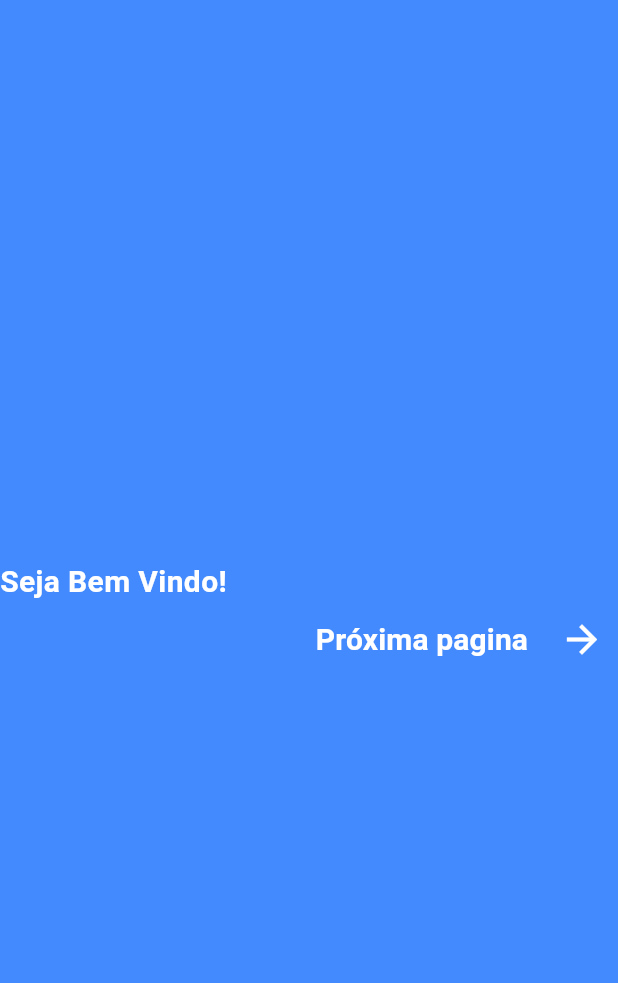
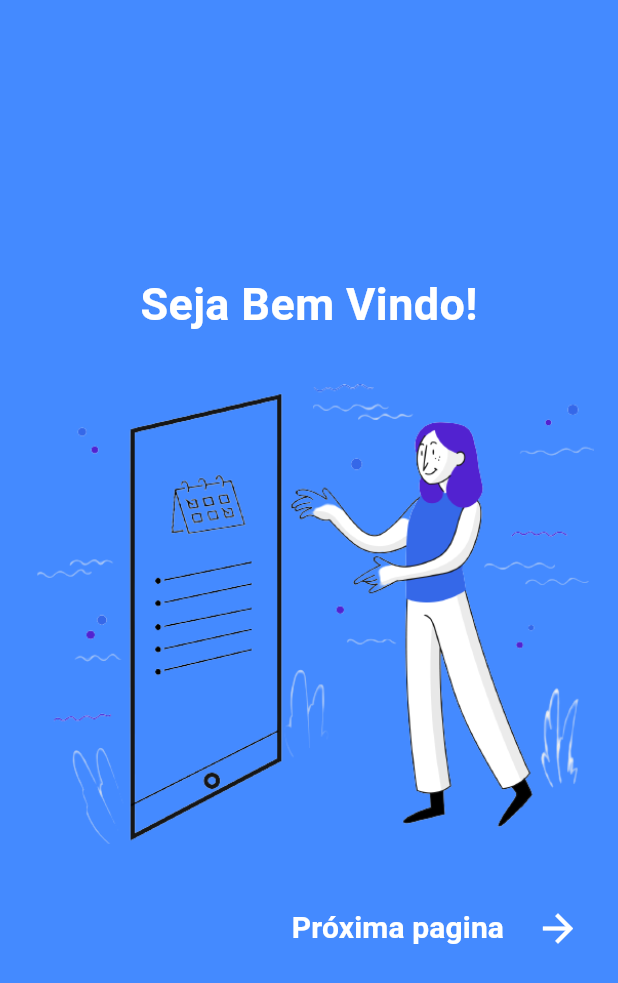
Before and after one commit to gabyferr/agendamento, a Flutter app: the screen it shows after launch, on a phone screen of 412 x 824 dp. Shown: the top 983 px of the screen. Run offline on Flutter 3.47's test engine with Material 2 defaults, Android fonts, the light colour scheme and no system bars; our stand-ins replace cloud_firestore, firebase_core, flutter_modular, rx_notifier; missing offline and left inert: cloud_firestore_platform_interface, cloud_firestore_web, dart_date, firebase_core_web; accounts and stored records are empty.

Commit message:
Alteração nas intro.

```diff
--- a/lib/app/introducao/primeira_introducao_page.dart
+++ b/lib/app/introducao/primeira_introducao_page.dart
@@ -1,30 +1,29 @@
 import 'package:flutter/material.dart';
 import 'package:flutter_modular/flutter_modular.dart';
 
-class PrimeiraIntroPage extends StatefulWidget {
+class PrimeiraIntroPage extends StatelessWidget {
   const PrimeiraIntroPage({super.key});
 
-  @override
-  State<PrimeiraIntroPage> createState() => _PrimeiraIntroPageState();
-}
-
-class _PrimeiraIntroPageState extends State<PrimeiraIntroPage> {
   @override
   Widget build(BuildContext context) {
     return Scaffold(
       backgroundColor: Colors.blueAccent,
       body: Container(
-        child: Center(
+        alignment: Alignment.center,
+        padding: EdgeInsets.all(16),
         child: Wrap(
+          alignment: WrapAlignment.center,
+          runSpacing: 32,
           children: [
-              Text("Seja Bem Vindo!",
+            Text(
+              "Seja Bem Vindo!",
               style: TextStyle(
                 color: Colors.white,
-                    fontSize: 20,
+                fontSize: 30,
                 fontWeight: FontWeight.bold,
               ),
             ),
-              // Card(child: Image.asset('assets/img/img_intro.png') ),
+            Image.asset('assets/img/img_intro.png'),
             Row(
               mainAxisAlignment: MainAxisAlignment.end,
               children: [
@@ -32,7 +31,8 @@ class _PrimeiraIntroPageState extends State<PrimeiraIntroPage> {
                   onPressed: () {
                     Modular.to.navigate("/intro2");
                   },
-                      child: Text("Próxima pagina",
+                  child: Text(
+                    "Próxima pagina",
                     style: TextStyle(
                       color: Colors.white,
                       fontSize: 20,
@@ -40,16 +40,19 @@ class _PrimeiraIntroPageState extends State<PrimeiraIntroPage> {
                     ),
                   ),
                 ),
-                    IconButton(onPressed: () {
+                IconButton(
+                  onPressed: () {
                     Modular.to.navigate("/intro2");
                   },
-                icon: Icon(Icons.arrow_forward), color: Colors.white, iconSize: 30,)
+                  icon: Icon(Icons.arrow_forward),
+                  color: Colors.white,
+                  iconSize: 30,
+                )
               ],
             ),
           ],
         ),
       ),
-      ),
     );
   }
 }
--- a/lib/app/modules/reservas/reserva_model.dart
+++ b/lib/app/modules/reservas/reserva_model.dart
@@ -4,12 +4,13 @@ import 'dart:convert';
 import 'package:cloud_firestore/cloud_firestore.dart';
 
 import 'package:agendamento/app/modules/usuario/usuario_model.dart';
+import 'package:flutter/material.dart';
 
 class ReservaModel {
   int? id;
   UsuarioModel? usuario;
   DateTime? data;
-  Timestamp? hora;
+  TimeOfDay? hora;
 
   ReservaModel({
     this.id,
```
Also changed, not shown: lib/app/introducao/segunda_introducao_page.dart (+20 -17 lines), lib/app/modules/reservas/dados_reserva_page.dart (+5 -8 lines), lib/app/util/date_util.dart (+9 -1 lines), pubspec.yaml (+2 -70 lines), assets/img/img_intro.png (added), assets/img/img_intro2.png (added), pubspec.lock, 1 other file. Lines whose indentation alone changed are shown as unchanged.
